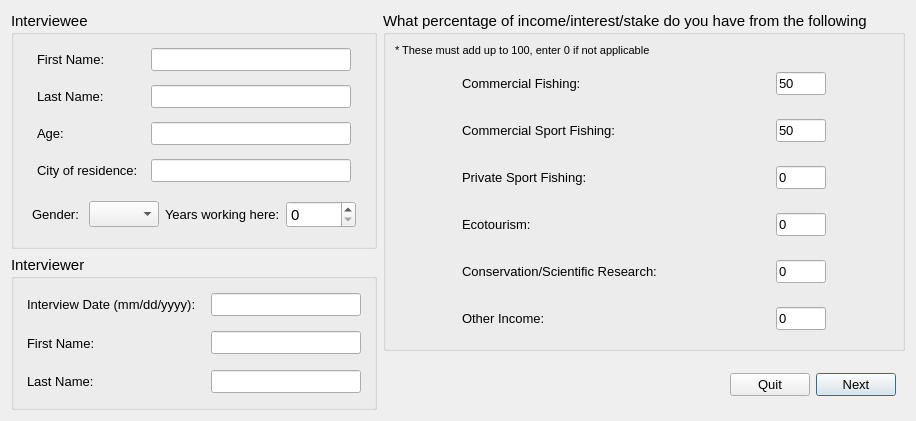
First picture: the form in oom_cobi_loreto/Interview/interviewstart.ui, repository Ecotrust/openoceanmap-desktop, before the edit.
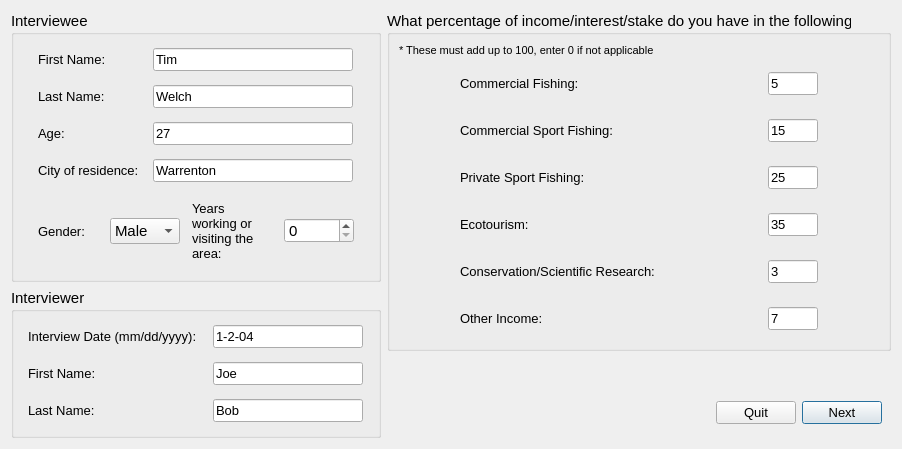
Second picture: the form after the edit.

```diff
--- a/oom_cobi_loreto/Interview/interviewstart.ui
+++ b/oom_cobi_loreto/Interview/interviewstart.ui
@@ -7,7 +7,7 @@
     <x>0</x>
     <y>0</y>
     <width>902</width>
-    <height>421</height>
+    <height>435</height>
    </rect>
   </property>
   <property name="windowTitle" >
@@ -83,7 +83,7 @@
               </font>
              </property>
              <property name="text" >
-              <string/>
+              <string>Tim</string>
              </property>
             </widget>
            </item>
@@ -146,7 +146,7 @@
               </font>
              </property>
              <property name="text" >
-              <string/>
+              <string>Welch</string>
              </property>
             </widget>
            </item>
@@ -209,7 +209,7 @@
               </font>
              </property>
              <property name="text" >
-              <string/>
+              <string>27</string>
              </property>
             </widget>
            </item>
@@ -272,7 +272,7 @@
               </font>
              </property>
              <property name="text" >
-              <string/>
+              <string>Warrenton</string>
              </property>
             </widget>
            </item>
@@ -314,11 +314,6 @@
                <height>16777215</height>
               </size>
              </property>
-             <item>
-              <property name="text" >
-               <string/>
-              </property>
-             </item>
              <item>
               <property name="text" >
                <string>Male</string>
@@ -335,13 +330,13 @@
             <widget class="QLabel" name="years_text" >
              <property name="minimumSize" >
               <size>
-               <width>100</width>
-               <height>0</height>
+               <width>80</width>
+               <height>60</height>
               </size>
              </property>
              <property name="maximumSize" >
               <size>
-               <width>150</width>
+               <width>80</width>
                <height>16777215</height>
               </size>
              </property>
@@ -351,7 +346,10 @@
               </font>
              </property>
              <property name="text" >
-              <string>Years working here:</string>
+              <string>Years working or visiting the area:</string>
+             </property>
+             <property name="wordWrap" >
+              <bool>true</bool>
              </property>
             </widget>
            </item>
@@ -372,7 +370,7 @@
              <property name="maximumSize" >
               <size>
                <width>70</width>
-               <height>200</height>
+               <height>25</height>
               </size>
              </property>
             </widget>
@@ -450,7 +448,7 @@
               </font>
              </property>
              <property name="text" >
-              <string/>
+              <string>1-2-04</string>
              </property>
              <property name="cursorPosition" >
               <number>0</number>
@@ -516,7 +514,7 @@
               </font>
              </property>
              <property name="text" >
-              <string/>
+              <string>Joe</string>
              </property>
             </widget>
            </item>
@@ -579,7 +577,7 @@
               </font>
              </property>
              <property name="text" >
-              <string/>
+              <string>Bob</string>
              </property>
             </widget>
            </item>
@@ -601,7 +599,7 @@
         </font>
        </property>
        <property name="title" >
-        <string>What percentage of income/interest/stake do you have from the following?</string>
+        <string>What percentage of income/interest/stake do you have in the following?</string>
        </property>
        <layout class="QGridLayout" >
         <item row="1" column="0" >
@@ -659,7 +657,7 @@
               </font>
              </property>
              <property name="text" >
-              <string>50</string>
+              <string>5</string>
              </property>
             </widget>
            </item>
@@ -721,7 +719,7 @@
               </font>
              </property>
              <property name="text" >
-              <string>50</string>
+              <string>15</string>
              </property>
             </widget>
            </item>
@@ -783,7 +781,7 @@
               </font>
              </property>
              <property name="text" >
-              <string>0</string>
+              <string>25</string>
              </property>
             </widget>
            </item>
@@ -845,7 +843,7 @@
               </font>
              </property>
              <property name="text" >
-              <string>0</string>
+              <string>35</string>
              </property>
             </widget>
            </item>
@@ -907,7 +905,7 @@
               </font>
              </property>
              <property name="text" >
-              <string>0</string>
+              <string>3</string>
              </property>
             </widget>
            </item>
@@ -969,7 +967,7 @@
               </font>
              </property>
              <property name="text" >
-              <string>0</string>
+              <string>7</string>
              </property>
             </widget>
            </item>
```
Left out of the diff: 2 changed lines with no effect on the pictures.
